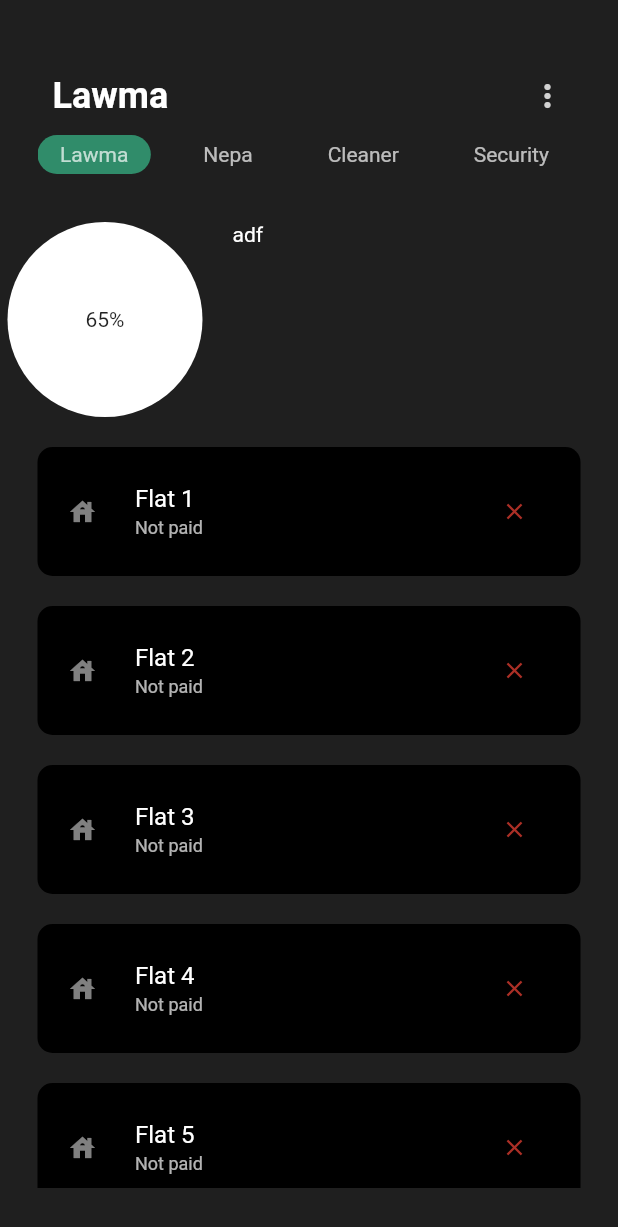
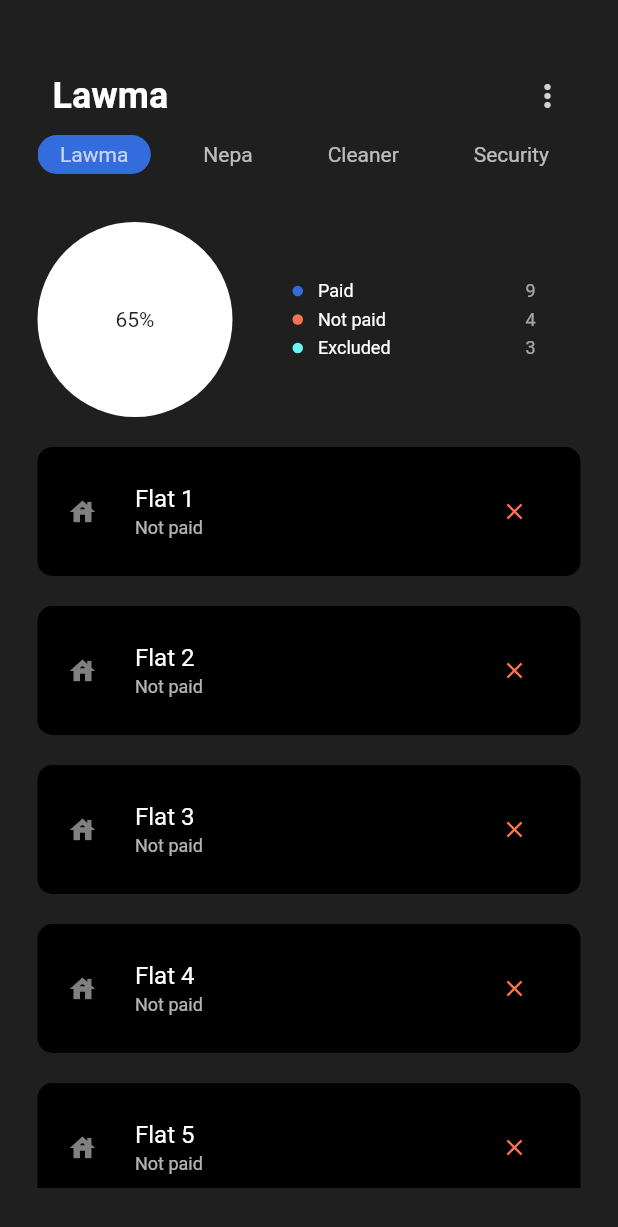
Before and after one commit to XROLE/share_bills_manager, a Flutter app: the screen it shows after launch, on a phone screen of 412 x 824 dp. Shown: the top 1227 px of the screen. Run offline on Flutter 3.47's test engine with Material 2 defaults, Android fonts, the phone set to English and light mode, and no system bars.

Commit message:
build status section

```diff
--- a/lib/home/index.dart
+++ b/lib/home/index.dart
@@ -1,5 +1,6 @@
 import 'package:flutter/material.dart';
 import 'package:shared_bills_manager/home/model.dart';
+import 'package:shared_bills_manager/utils/colour.dart';
 
 class HomePage extends StatefulWidget {
   const HomePage({Key? key}) : super(key: key);
@@ -10,6 +11,36 @@
 
 class _HomePageState extends State<HomePage> {
   int _selectedIndex = 0;
+
+  Widget _buildStatus({String status = '', String count = '', Color color = Colors.white}) {
+    return Padding(
+      padding: const EdgeInsets.only(right: 30.0),
+      child: Row(
+        mainAxisAlignment: MainAxisAlignment.spaceBetween,
+        children: [
+          Row(
+            children: [
+              Container(
+                height: 7,
+                width: 7,
+                decoration: BoxDecoration(shape: BoxShape.circle, color: color),
+              ),
+              SizedBox(width: 10),
+              Text(
+                status,
+                style: TextStyle(color: Colors.white, fontSize: 12),
+              ),
+            ],
+          ),
+          Text(
+            count,
+            style: TextStyle(color: Colors.white.withOpacity(0.6), fontSize: 12),
+          ),
+        ],
+      ),
+    );
+  }
+
   @override
   Widget build(BuildContext context) {
     final double height = MediaQuery.of(context).size.height;
@@ -59,7 +90,7 @@
                         child: Container(
                             padding: EdgeInsets.symmetric(horizontal: 15, vertical: 5),
                             decoration: BoxDecoration(
-                              color: _selectedIndex == i ? Color.fromRGBO(48, 140, 106, 1) : null,
+                              color: _selectedIndex == i ?AppColor.paid() : null,
                               borderRadius: BorderRadius.circular(20),
                             ),
                             child: Text(
@@ -75,21 +106,33 @@
             ),
             SizedBox(height: 30),
             Container(
-                    height: 130,
+              padding: EdgeInsets.symmetric(horizontal: 20),
+              height: 130,
+              width: double.infinity,
               child: Row(
                 children: [
                   Container(
                     height: 130,
                     width: 130,
-                    decoration: BoxDecoration(color: Colors.white, borderRadius: BorderRadius.circular(100)),
+                    decoration: BoxDecoration(
+                        color: Colors.white, borderRadius: BorderRadius.circular(100)),
                     child: Center(child: Text('65%')),
                   ),
-                  SizedBox(width: 20),
-                  Container(height: 130,
-                  child: Column(children: [
-                    Text('adf', style: TextStyle(color: Colors.white),)
-                  ],)
-                  )
+                  SizedBox(width: 40),
+                  Expanded(
+                    child: Container(
+                        height: 130,
+                        child: Column(
+                          mainAxisAlignment: MainAxisAlignment.center,
+                          children: [
+                            _buildStatus(status: 'Paid', count: '9', color: AppColor.paid()),
+                            SizedBox(height: 5,),
+                            _buildStatus(status: 'Not paid', count: '4', color: AppColor.owing()),
+                            SizedBox(height: 5,),
+                            _buildStatus(status: 'Excluded', count: '3', color: AppColor.excluded()),
+                          ],
+                        )),
+                  ),
                 ],
               ),
             ),
@@ -152,12 +195,12 @@
                                   child: flatObjList[i].isPaid
                                       ? Icon(
                                           Icons.check,
-                                          color: Colors.green,
+                                          color: AppColor.paid(),
                                           size: 18,
                                         )
                                       : Icon(
                                           Icons.close,
-                                          color: Colors.red.withOpacity(0.7),
+                                          color: AppColor.owing(),
                                           size: 18,
                                         ),
                                 ),
--- /dev/null
+++ b/lib/utils/colour.dart
@@ -0,0 +1,13 @@
+import 'package:flutter/material.dart';
+
+class AppColor {
+  static Color paid() {
+    return Color.fromRGBO(53, 108, 221, 1);
+  }
+  static Color owing() {
+    return Color.fromRGBO(252, 116, 79, 1);
+  }
+  static Color excluded() {
+    return Color.fromRGBO(107, 245, 246, 1);
+  }
+}
```
